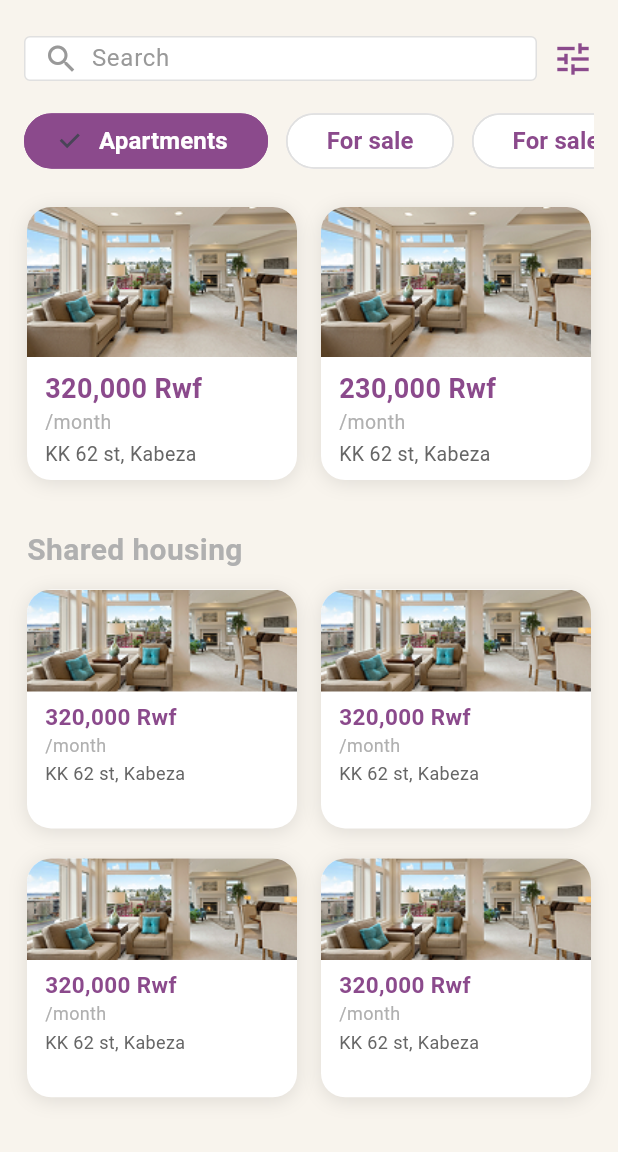
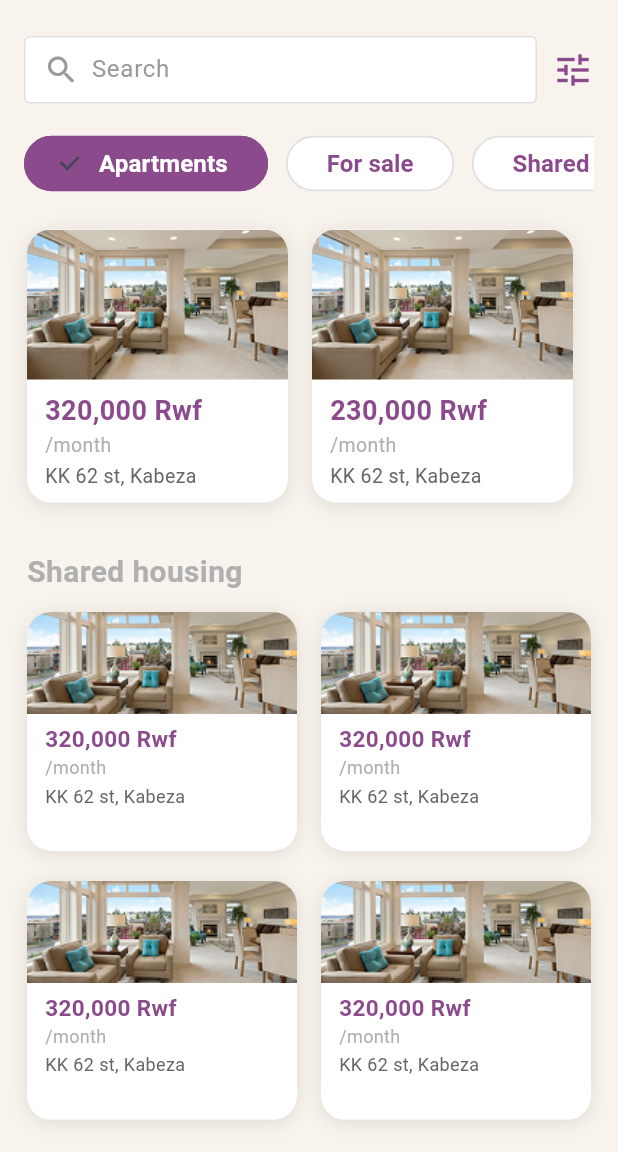
Before and after one commit to MikeManzi/habi_share, a Flutter app: the screen it shows after launch, on a phone screen of 412 x 824 dp, the part 84-1236 px from its top. Run offline on Flutter 3.47's test engine with Material 3 defaults, Android fonts, the phone set to English and light mode, and no system bars.

Commit message:
chore: search bar

```diff
--- /dev/null
+++ b/lib/models/property.dart
@@ -0,0 +1,15 @@
+import 'package:flutter/material.dart';
+
+class Property {
+  final String imagePath;
+  final String price;
+  final String address;
+  final bool isLarge;
+
+  Property({
+    required this.imagePath,
+    required this.price,
+    required this.address,
+    this.isLarge = false,
+  });
+}
--- a/lib/screens/client_dashboard_screen.dart
+++ b/lib/screens/client_dashboard_screen.dart
@@ -1,11 +1,54 @@
 import 'package:flutter/material.dart';
 import '../utils/app_colors.dart';
+import '../widgets/property_card.dart';
+import '../widgets/property_grid.dart';
+import '../widgets/filter_chip.dart';
+import '../widgets/search_bar.dart' as custom_widgets;
+import '../models/property.dart';
 
 class ClientDashboardScreen extends StatelessWidget {
   const ClientDashboardScreen({Key? key}) : super(key: key);
 
   @override
   Widget build(BuildContext context) {
+    // Sample property data
+    final featuredProperties = [
+      Property(
+        imagePath: 'assets/apartment.png',
+        price: '320,000 Rwf',
+        address: 'KK 62 st, Kabeza',
+        isLarge: true,
+      ),
+      Property(
+        imagePath: 'assets/apartment.png',
+        price: '230,000 Rwf',
+        address: 'KK 62 st, Kabeza',
+        isLarge: true,
+      ),
+    ];
+    final sharedHousing = List.generate(
+      4,
+      (_) => Property(
+        imagePath: 'assets/apartment.png',
+        price: '320,000 Rwf',
+        address: 'KK 62 st, Kabeza',
+      ),
+    );
+    final forSale = List.generate(
+      4,
+      (_) => Property(
+        imagePath: 'assets/apartment.png',
+        price: '320,000 Rwf',
+        address: 'KK 62 st, Kabeza',
+      ),
+    );
+    final filters = [
+      {'label': 'Apartments', 'selected': true},
+      {'label': 'For sale', 'selected': false},
+      {'label': 'Shared', 'selected': false},
+      {'label': 'All', 'selected': false},
+    ];
+
     return Scaffold(
       backgroundColor: const Color(0xFFF8F4ED),
       body: SafeArea(
@@ -22,7 +65,6 @@ class ClientDashboardScreen extends StatelessWidget {
                   children: [
                     Row(
                       children: [
-                        // Logo icon (SVG or PNG, matching design color)
                         Icon(
                           Icons.apartment,
                           color: AppColors.primaryPurple,
@@ -40,95 +82,44 @@ class ClientDashboardScreen extends StatelessWidget {
                         ),
                       ],
                     ),
-                    // Menu icon
                     Icon(Icons.menu, color: AppColors.primaryPurple, size: 28),
                   ],
                 ),
                 const SizedBox(height: 24),
                 // Search bar
-                Row(
-                  children: [
-                    // Search input
-                    Expanded(
-                      child: Container(
-                        height: 30,
-                        decoration: BoxDecoration(
-                          color: Colors.white,
-                          borderRadius: BorderRadius.circular(4),
-                          border: Border.all(color: Color(0xFFE0E0E0)),
-                        ),
-                        padding: const EdgeInsets.symmetric(horizontal: 12),
-                        child: Row(
-                          children: [
-                            const Icon(
-                              Icons.search,
-                              color: Color(0xFF999999),
-                              size: 24,
-                            ),
-                            const SizedBox(width: 8),
-                            Expanded(
-                              child: TextField(
-                                decoration: InputDecoration(
-                                  hintText: 'Search',
-                                  border: InputBorder.none,
-                                  hintStyle: TextStyle(
-                                    color: Color(0xFF999999),
-                                    fontSize: 16,
-                                  ),
-                                  isCollapsed: true,
-                                ),
-                                style: TextStyle(
-                                  color: Color(0xFF333333),
-                                  fontSize: 16,
-                                ),
-                              ),
-                            ),
-                          ],
-                        ),
-                      ),
-                    ),
-                    const SizedBox(width: 10),
-                    Icon(Icons.tune, color: AppColors.primaryPurple, size: 28),
-                  ],
-                ),
+                const custom_widgets.SearchBar(),
                 const SizedBox(height: 20),
                 // Filter chips
                 SizedBox(
                   height: 40,
                   child: ListView(
                     scrollDirection: Axis.horizontal,
-                    children: [
-                      _buildFilterChip('Apartments', true),
-                      _buildFilterChip('For sale', false),
-                      _buildFilterChip('For sale', false),
-                      _buildFilterChip('For sale', false),
-                    ],
+                    children:
+                        filters
+                            .map(
+                              (filter) => FilterChipWidget(
+                                label: filter['label'] as String,
+                                selected: filter['selected'] as bool,
+                                onTap: () {},
+                              ),
+                            )
+                            .toList(),
                   ),
                 ),
                 const SizedBox(height: 20),
                 // Featured properties row
                 Row(
-                  children: [
-                    Expanded(
-                      child: _buildPropertyCard(
-                        context,
-                        'assets/apartment.png',
-                        '320,000 Rwf',
-                        'KK 62 st, Kabeza',
-                        true,
-                      ),
-                    ),
-                    const SizedBox(width: 12),
-                    Expanded(
-                      child: _buildPropertyCard(
-                        context,
-                        'assets/apartment.png',
-                        '230,000 Rwf',
-                        'KK 62 st, Kabeza',
-                        true,
-                      ),
-                    ),
-                  ],
+                  children:
+                      featuredProperties
+                          .map(
+                            (property) => Expanded(
+                              child: Padding(
+                                padding: const EdgeInsets.only(right: 12.0),
+                                child: PropertyCard(property: property),
+                              ),
+                            ),
+                          )
+                          .toList(),
                 ),
                 const SizedBox(height: 28),
                 // Shared housing section
@@ -143,7 +134,7 @@ class ClientDashboardScreen extends StatelessWidget {
                     ),
                   ),
                 ),
-                _buildPropertyGrid(context),
+                PropertyGrid(properties: sharedHousing),
                 const SizedBox(height: 28),
                 // For sale section
                 Padding(
@@ -157,7 +148,7 @@ class ClientDashboardScreen extends StatelessWidget {
                     ),
                   ),
                 ),
-                _buildPropertyGrid(context),
+                PropertyGrid(properties: forSale),
                 const SizedBox(height: 32),
               ],
             ),
@@ -166,154 +157,4 @@ class ClientDashboardScreen extends StatelessWidget {
       ),
     );
   }
-
-  // Filter chip builder
-  Widget _buildFilterChip(String label, bool selected) {
-    return Padding(
-      padding: const EdgeInsets.only(right: 12.0),
-      child: ChoiceChip(
-        label: Text(
-          label,
-          style: TextStyle(
-            color: selected ? Colors.white : AppColors.primaryPurple,
-            fontWeight: FontWeight.w600,
-            fontSize: 16,
-          ),
-        ),
-        selected: selected,
-        selectedColor: AppColors.primaryPurple,
-        backgroundColor: Colors.white,
-        shape: RoundedRectangleBorder(
-          borderRadius: BorderRadius.circular(20),
-          side: BorderSide(
-            color: selected ? AppColors.primaryPurple : Color(0xFFE0E0E0),
-          ),
-        ),
-        onSelected: (_) {},
-        elevation: 0,
-        pressElevation: 0,
-        visualDensity: VisualDensity.compact,
-        padding: const EdgeInsets.symmetric(horizontal: 18, vertical: 8),
-      ),
-    );
-  }
-
-  // Property card builder
-  Widget _buildPropertyCard(
-    BuildContext context,
-    String imagePath,
-    String price,
-    String address,
-    bool isLarge,
-  ) {
-    return Container(
-      margin: const EdgeInsets.symmetric(vertical: 4, horizontal: 2),
-      decoration: BoxDecoration(
-        color: Colors.white,
-        borderRadius: BorderRadius.circular(16),
-        boxShadow: [
-          BoxShadow(
-            color: Colors.black.withOpacity(0.10),
-            blurRadius: 10,
-            offset: const Offset(0, 2),
-          ),
-        ],
-      ),
-      child: Column(
-        crossAxisAlignment: CrossAxisAlignment.start,
-        children: [
-          ClipRRect(
-            borderRadius: const BorderRadius.only(
-              topLeft: Radius.circular(16),
-              topRight: Radius.circular(16),
-            ),
-            child: Image.asset(
-              imagePath,
-              fit: BoxFit.cover,
-              height: isLarge ? 100 : 68,
-              width: double.infinity,
-            ),
-          ),
-          Padding(
-            padding: EdgeInsets.fromLTRB(
-              12,
-              isLarge ? 8 : 6,
-              12,
-              isLarge ? 8 : 6,
-            ),
-            child: Column(
-              crossAxisAlignment: CrossAxisAlignment.start,
-              children: [
-                Text(
-                  price,
-                  style: TextStyle(
-                    color: AppColors.primaryPurple,
-                    fontWeight: FontWeight.w700,
-                    fontSize: isLarge ? 18 : 15,
-                  ),
-                ),
-                Text(
-                  '/month',
-                  style: TextStyle(
-                    color: Color(0xFFB0B0B0),
-                    fontSize: isLarge ? 13 : 12,
-                  ),
-                ),
-                const SizedBox(height: 2),
-                Text(
-                  address,
-                  style: TextStyle(
-                    color: Color(0xFF666666),
-                    fontSize: isLarge ? 13 : 12,
-                  ),
-                ),
-              ],
-            ),
-          ),
-        ],
-      ),
-    );
-  }
-
-  // Property grid builder (2x2)
-  Widget _buildPropertyGrid(BuildContext context) {
-    return GridView.count(
-      crossAxisCount: 2,
-      shrinkWrap: true,
-      physics: const NeverScrollableScrollPhysics(),
-      mainAxisSpacing: 12,
-      crossAxisSpacing: 12,
-      childAspectRatio: 1.1,
-      children: [
-        _buildPropertyCard(
-          context,
-          'assets/apartment.png',
-          '320,000 Rwf',
-          'KK 62 st, Kabeza',
-          false,
-        ),
-        _buildPropertyCard(
-          context,
-          'assets/apartment.png',
-          '320,000 Rwf',
-          'KK 62 st, Kabeza',
-          false,
-        ),
-        _buildPropertyCard(
-          context,
-          'assets/apartment.png',
-          '320,000 Rwf',
-          'KK 62 st, Kabeza',
-          false,
-        ),
-        _buildPropertyCard(
-          context,
-          'assets/apartment.png',
-          '320,000 Rwf',
-          'KK 62 st, Kabeza',
-          false,
-        ),
-      ],
-    );
-  }
 }
--- /dev/null
+++ b/lib/widgets/filter_chip.dart
@@ -0,0 +1,45 @@
+import 'package:flutter/material.dart';
+import '../utils/app_colors.dart';
+
+class FilterChipWidget extends StatelessWidget {
+  final String label;
+  final bool selected;
+  final VoidCallback? onTap;
+  const FilterChipWidget({
+    Key? key,
+    required this.label,
+    required this.selected,
+    this.onTap,
+  }) : super(key: key);
+
+  @override
+  Widget build(BuildContext context) {
+    return Padding(
+      padding: const EdgeInsets.only(right: 12.0),
+      child: ChoiceChip(
+        label: Text(
+          label,
+          style: TextStyle(
+            color: selected ? Colors.white : AppColors.primaryPurple,
+            fontWeight: FontWeight.w600,
+            fontSize: 16,
+          ),
+        ),
+        selected: selected,
+        selectedColor: AppColors.primaryPurple,
+        backgroundColor: Colors.white,
+        shape: RoundedRectangleBorder(
+          borderRadius: BorderRadius.circular(20),
+          side: BorderSide(
+            color: selected ? AppColors.primaryPurple : Color(0xFFE0E0E0),
+          ),
+        ),
+        onSelected: (_) => onTap?.call(),
+        elevation: 0,
+        pressElevation: 0,
+        visualDensity: VisualDensity.compact,
+        padding: const EdgeInsets.symmetric(horizontal: 18, vertical: 8),
+      ),
+    );
+  }
+}
--- /dev/null
+++ b/lib/widgets/property_card.dart
@@ -0,0 +1,79 @@
+import 'package:flutter/material.dart';
+import '../models/property.dart';
+import '../utils/app_colors.dart';
+
+class PropertyCard extends StatelessWidget {
+  final Property property;
+  const PropertyCard({Key? key, required this.property}) : super(key: key);
+
+  @override
+  Widget build(BuildContext context) {
+    return Container(
+      margin: const EdgeInsets.symmetric(vertical: 4, horizontal: 2),
+      decoration: BoxDecoration(
+        color: Colors.white,
+        borderRadius: BorderRadius.circular(16),
+        boxShadow: [
+          BoxShadow(
+            color: Colors.black.withOpacity(0.10),
+            blurRadius: 10,
+            offset: const Offset(0, 2),
+          ),
+        ],
+      ),
+      child: Column(
+        crossAxisAlignment: CrossAxisAlignment.start,
+        children: [
+          ClipRRect(
+            borderRadius: const BorderRadius.only(
+              topLeft: Radius.circular(16),
+              topRight: Radius.circular(16),
+            ),
+            child: Image.asset(
+              property.imagePath,
+              fit: BoxFit.cover,
+              height: property.isLarge ? 100 : 68,
+              width: double.infinity,
+            ),
+          ),
+          Padding(
+            padding: EdgeInsets.fromLTRB(
+              12,
+              property.isLarge ? 8 : 6,
+              12,
+              property.isLarge ? 8 : 6,
+            ),
+            child: Column(
+              crossAxisAlignment: CrossAxisAlignment.start,
+              children: [
+                Text(
+                  property.price,
+                  style: TextStyle(
+                    color: AppColors.primaryPurple,
+                    fontWeight: FontWeight.w700,
+                    fontSize: property.isLarge ? 18 : 15,
+                  ),
+                ),
+                Text(
+                  '/month',
+                  style: TextStyle(
+                    color: Color(0xFFB0B0B0),
+                    fontSize: property.isLarge ? 13 : 12,
+                  ),
+                ),
+                const SizedBox(height: 2),
+                Text(
+                  property.address,
+                  style: TextStyle(
+                    color: Color(0xFF666666),
+                    fontSize: property.isLarge ? 13 : 12,
+                  ),
+                ),
+              ],
+            ),
+          ),
+        ],
+      ),
+    );
+  }
+}
--- /dev/null
+++ b/lib/widgets/property_grid.dart
@@ -0,0 +1,24 @@
+import 'package:flutter/material.dart';
+import '../models/property.dart';
+import 'property_card.dart';
+
+class PropertyGrid extends StatelessWidget {
+  final List<Property> properties;
+  const PropertyGrid({Key? key, required this.properties}) : super(key: key);
+
+  @override
+  Widget build(BuildContext context) {
+    return GridView.count(
+      crossAxisCount: 2,
+      shrinkWrap: true,
+      physics: const NeverScrollableScrollPhysics(),
+      mainAxisSpacing: 12,
+      crossAxisSpacing: 12,
+      childAspectRatio: 1.1,
+      children:
+          properties
+              .map((property) => PropertyCard(property: property))
+              .toList(),
+    );
+  }
+}
--- /dev/null
+++ b/lib/widgets/search_bar.dart
@@ -0,0 +1,54 @@
+import 'package:flutter/material.dart';
+import '../utils/app_colors.dart';
+
+class SearchBar extends StatelessWidget {
+  final TextEditingController? controller;
+  final VoidCallback? onFilterTap;
+  const SearchBar({Key? key, this.controller, this.onFilterTap})
+    : super(key: key);
+
+  @override
+  Widget build(BuildContext context) {
+    return Row(
+      children: [
+        Expanded(
+          child: Container(
+            height: 45,
+            decoration: BoxDecoration(
+              color: Colors.white,
+              borderRadius: BorderRadius.circular(4),
+              border: Border.all(color: Color(0xFFE0E0E0)),
+            ),
+            padding: const EdgeInsets.symmetric(horizontal: 12),
+            child: Row(
+              children: [
+                const Icon(Icons.search, color: Color(0xFF999999), size: 24),
+                const SizedBox(width: 8),
+                Expanded(
+                  child: TextField(
+                    controller: controller,
+                    decoration: InputDecoration(
+                      hintText: 'Search',
+                      border: InputBorder.none,
+                      hintStyle: TextStyle(
+                        color: Color(0xFF999999),
+                        fontSize: 16,
+                      ),
+                      isCollapsed: true,
+                    ),
+                    style: TextStyle(color: Color(0xFF333333), fontSize: 16),
+                  ),
+                ),
+              ],
+            ),
+          ),
+        ),
+        const SizedBox(width: 10),
+        GestureDetector(
+          onTap: onFilterTap,
+          child: Icon(Icons.tune, color: AppColors.primaryPurple, size: 28),
+        ),
+      ],
+    );
+  }
+}
```
